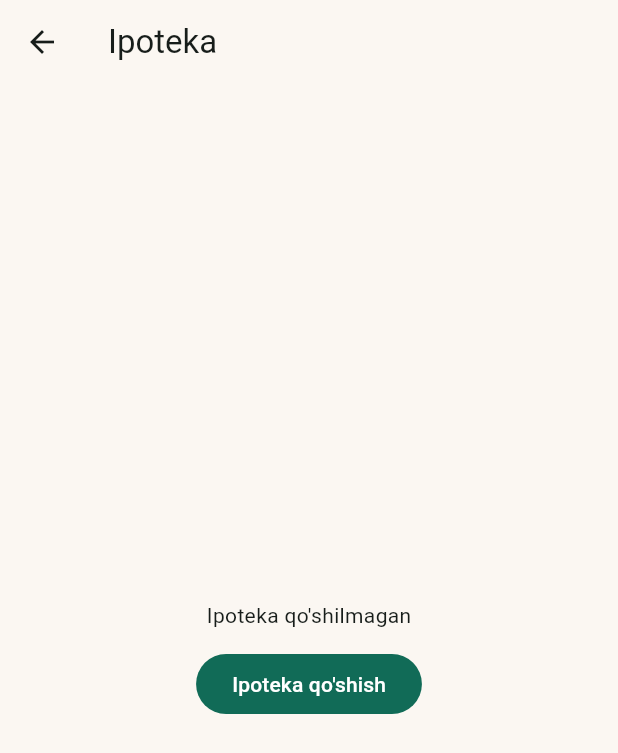
After one commit to iCloudBMX/financial-assistant, a Flutter app: the MortgageDashboardScreen screen opened directly, on a phone screen of 412 x 824 dp. The commit adds this screen. Shown: the top 753 px of the screen. Run offline on Flutter 3.47's test engine with Material 3 defaults, Android fonts, the phone set to English and light mode, and no system bars; our stand-ins replace drift, flutter_riverpod, flutter_secure_storage, go_router, local_auth; accounts and stored records are empty; generated files the repository leaves out were written again.

Commit message:
feat: mortgage dashboard screen + home summary card + navigation

```diff
--- a/lib/features/home/home_screen.dart
+++ b/lib/features/home/home_screen.dart
@@ -5,6 +5,7 @@ import '../../providers/app_providers.dart';
 import '../accounts/transfer_sheet.dart';
 import '../expense_entry/expense_entry_sheet.dart';
 import '../income_entry/income_entry_sheet.dart';
+import '../mortgage/mortgage_summary_card.dart';
 import '../recurring/recurring_prompt.dart';
 import '../shell/routes.dart';
 import 'dashboard_data.dart';
@@ -36,6 +37,7 @@ class HomeScreen extends ConsumerWidget {
             _totalCard(context, d),
             const SafeLimitCard(),
             const WeeklySafeLimitCard(),
+            const MortgageSummaryCard(),
             _row('Shu oygi kirim', d.monthIncome.format()),
             _row('Shu oygi chiqim', d.monthExpense.format()),
             _row('Bugun sarflangan', d.todaySpent.format()),
--- /dev/null
+++ b/lib/features/mortgage/mortgage_dashboard_screen.dart
@@ -0,0 +1,97 @@
+import 'package:flutter/material.dart';
+import 'package:flutter_riverpod/flutter_riverpod.dart';
+import '../../core/money/currency.dart';
+import '../../core/money/money.dart';
+import '../../providers/app_providers.dart';
+import 'mortgage_edit_sheet.dart';
+import 'mortgage_payment_sheet.dart';
+import 'mortgage_extra_payment_sheet.dart';
+import 'mortgage_recommendations.dart';
+import 'mortgage_scenarios_screen.dart';
+
+class MortgageDashboardScreen extends ConsumerWidget {
+  const MortgageDashboardScreen({super.key});
+
+  @override
+  Widget build(BuildContext context, WidgetRef ref) {
+    final async = ref.watch(mortgagesProvider);
+    return Scaffold(
+      appBar: AppBar(title: const Text('Ipoteka')),
+      body: async.when(
+        loading: () => const Center(child: CircularProgressIndicator()),
+        error: (_, _) => const Center(child: Text('Xatolik yuz berdi')),
+        data: (list) {
+          if (list.isEmpty) {
+            return Center(
+              child: Column(
+                mainAxisSize: MainAxisSize.min,
+                children: [
+                  const Text('Ipoteka qo\'shilmagan'),
+                  const SizedBox(height: 12),
+                  FilledButton(
+                    onPressed: () => showMortgageEditSheet(context, ref),
+                    child: const Text('Ipoteka qo\'shish'),
+                  ),
+                ],
+              ),
+            );
+          }
+          final m = list.first; // MVP: one primary mortgage on the dashboard
+          final cur = CurrencyRegistry.byCode(m.mortgage.currencyCode);
+          Money money(int v) => Money(v, cur);
+          final payoff = m.projection.neverCloses
+              ? 'Joriy to\'lovda yopilmaydi'
+              : (m.projection.payoffDate?.toString().split(' ').first ?? '—');
+          return ListView(
+            padding: const EdgeInsets.all(16),
+            children: [
+              Text(m.mortgage.name,
+                  style: Theme.of(context).textTheme.headlineSmall),
+              const SizedBox(height: 8),
+              _row('Joriy qarz qoldig\'i', money(m.currentPrincipalMinor).format()),
+              _row('Yillik foiz', '${(m.mortgage.annualRateBp / 100).toStringAsFixed(2)}%'),
+              _row('Navbatdagi to\'lov', money(m.mortgage.mandatoryPaymentMinor).format()),
+              _row('Navbatdagi sana',
+                  m.mortgage.nextPaymentDate.toString().split(' ').first),
+              _row('Jami to\'langan', money(m.totals.paidMinor).format()),
+              _row('Asosiy qarzga', money(m.totals.principalPaidMinor).format()),
+              _row('Foizga', money(m.totals.interestPaidMinor).format()),
+              _row('Qo\'shimcha to\'lovlar', money(m.totals.extraPaidMinor).format()),
+              _row('Bajarilishi', '${(m.completionBp / 100).toStringAsFixed(1)}%'),
+              _row('Taxminiy yopilish', payoff),
+              const SizedBox(height: 16),
+              MortgageRecommendations(item: m),
+              const SizedBox(height: 16),
+              Wrap(spacing: 8, children: [
+                FilledButton(
+                  onPressed: () =>
+                      showMortgagePaymentSheet(context, ref, m.mortgage.id),
+                  child: const Text('To\'lov kiritish'),
+                ),
+                OutlinedButton(
+                  onPressed: () =>
+                      showMortgageExtraPaymentSheet(context, ref, m.mortgage.id),
+                  child: const Text('Qo\'shimcha to\'lov'),
+                ),
+                OutlinedButton(
+                  onPressed: () => Navigator.of(context).push(MaterialPageRoute(
+                      builder: (_) =>
+                          MortgageScenariosScreen(mortgageId: m.mortgage.id))),
+                  child: const Text('Ssenariylar'),
+                ),
+              ]),
+            ],
+          );
+        },
+      ),
+    );
+  }
+
+  Widget _row(String label, String value) => Padding(
+        padding: const EdgeInsets.symmetric(vertical: 6),
+        child: Row(
+          mainAxisAlignment: MainAxisAlignment.spaceBetween,
+          children: [Text(label), Text(value)],
+        ),
+      );
+}
```
Also changed, not shown: lib/features/mortgage/mortgage_edit_sheet.dart (added, +12 -0 lines), lib/features/mortgage/mortgage_extra_payment_sheet.dart (added, +11 -0 lines), lib/features/mortgage/mortgage_payment_sheet.dart (added, +11 -0 lines), lib/features/mortgage/mortgage_recommendations.dart (added, +11 -0 lines), lib/features/mortgage/mortgage_scenarios_screen.dart (added, +11 -0 lines), lib/features/mortgage/mortgage_summary_card.dart (added, +34 -0 lines), 1 other file.
